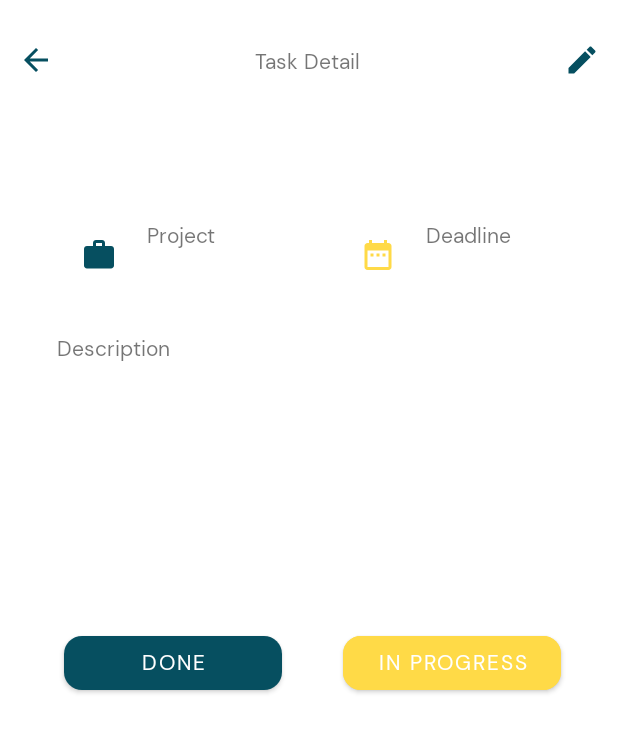
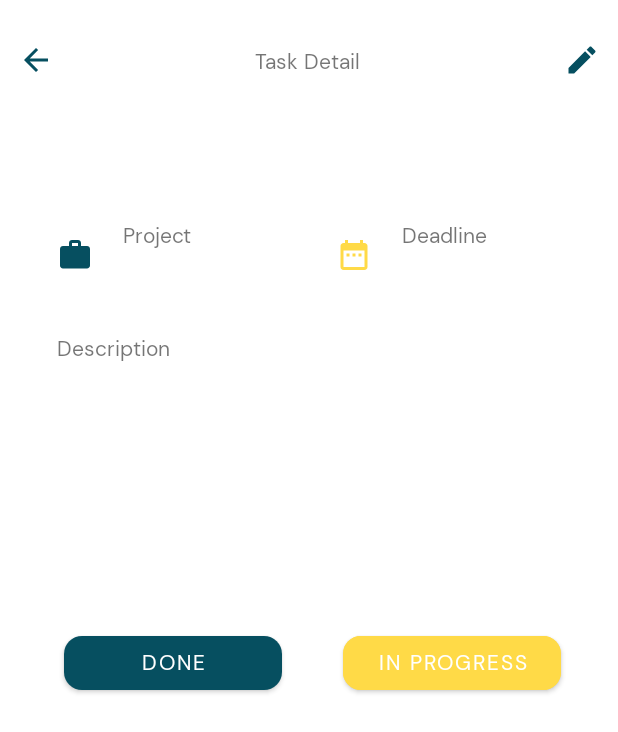
Before and after one commit to abulnes16/purr-todo-app, an Android app: the fragment TaskDetailFragment shown on its own in the app's theme, on a phone screen of 412 x 824 dp. Shown: the top 732 px of the screen. Run offline under Robolectric (Android 15) with nearby library versions, the phone set to English and light mode, and no system bars.

Commit message:
Fix some layout changes on Task Detail Fragment

```diff
--- a/app/src/main/res/layout/fragment_task_detail.xml
+++ b/app/src/main/res/layout/fragment_task_detail.xml
@@ -97,7 +97,6 @@
                 android:id="@+id/imageView3"
                 android:layout_width="wrap_content"
                 android:layout_height="wrap_content"
-                android:layout_marginStart="16dp"
                 android:contentDescription="@string/project_icon"
                 android:src="@drawable/ic_baseline_work_24"
                 app:layout_constraintBottom_toBottomOf="parent"
@@ -163,7 +162,6 @@
                 android:id="@+id/imageView4"
                 android:layout_width="wrap_content"
                 android:layout_height="wrap_content"
-                android:layout_marginStart="16dp"
                 android:contentDescription="@string/deadline_icon"
                 android:src="@drawable/ic_baseline_date_range_24"
                 app:layout_constraintBottom_toBottomOf="parent"
@@ -177,7 +175,7 @@
             android:layout_width="0dp"
             android:layout_height="wrap_content"
             android:layout_marginStart="32dp"
-            android:layout_marginTop="4dp"
+            android:layout_marginTop="16dp"
             android:layout_marginEnd="32dp"
             app:layout_constraintEnd_toEndOf="parent"
             app:layout_constraintHorizontal_bias="0.0"
```
